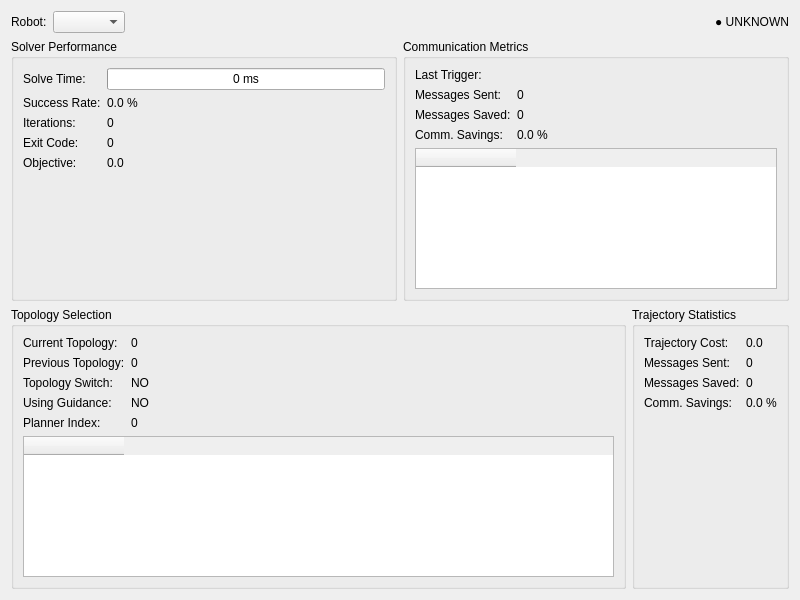
Old version of the form mpc_planner_dashboard/resource/mpc_planner_dashboard.ui in the repository Juleszwanen/oscar_mpc_planner_mr_modification.
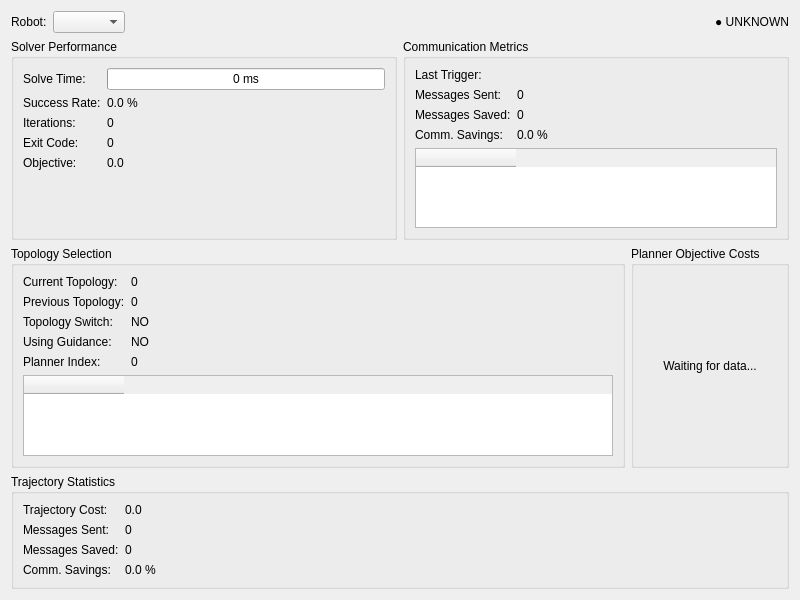
New version of the form.

Commit message: Dashboard now visualizes cost of the active parallel planners.

```diff
--- a/mpc_planner_dashboard/resource/mpc_planner_dashboard.ui
+++ b/mpc_planner_dashboard/resource/mpc_planner_dashboard.ui
@@ -360,7 +360,32 @@
      </item>
      <!-- Trajectory Statistics group box -->
      <item>
-      <widget class="QGroupBox" name="trajectoryGroupBox">
+      <widget class="QGroupBox" name="objectiveCostsGroupBox">
+       <property name="title">
+        <string>Planner Objective Costs</string>
+       </property>
+       <layout class="QVBoxLayout" name="objectiveCostsLayout">
+        <!-- Placeholder label shown until data arrives -->
+        <item>
+         <widget class="QLabel" name="objectiveCostsPlaceholder">
+          <property name="text">
+           <string>Waiting for data...</string>
+          </property>
+          <property name="alignment">
+           <set>Qt::AlignCenter</set>
+          </property>
+         </widget>
+        </item>
+        <!-- Dynamic progress bars will be added here by Python code -->
+       </layout>
+      </widget>
+     </item>
+    </layout>
+   </item>
+
+   <!-- Bottom row: Trajectory Statistics -->
+   <item>
+    <widget class="QGroupBox" name="trajectoryGroupBox">
        <property name="title">
         <string>Trajectory Statistics</string>
        </property>
@@ -427,8 +452,6 @@
         </item>
        </layout>
       </widget>
-     </item>
-    </layout>
    </item>
 
    <!-- Timeline view at the bottom - DISABLED to prevent recursive repaint
```
Left out of the diff: 2 changed lines with no effect on the pictures. The commit also changes 12 other files.
